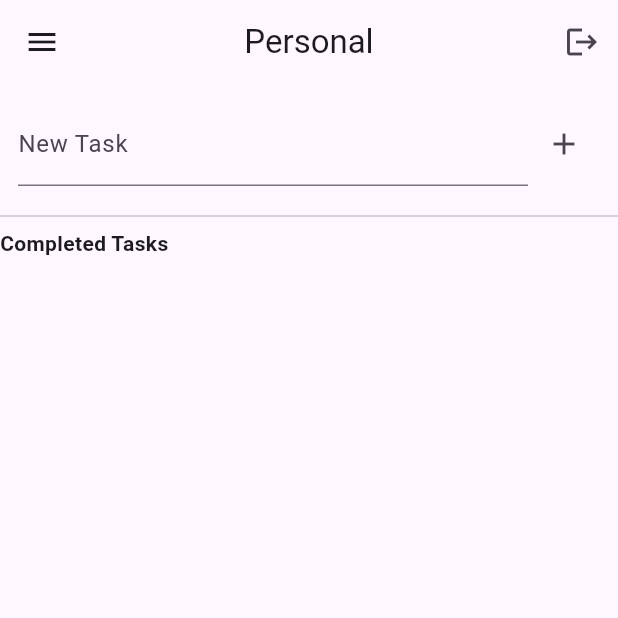
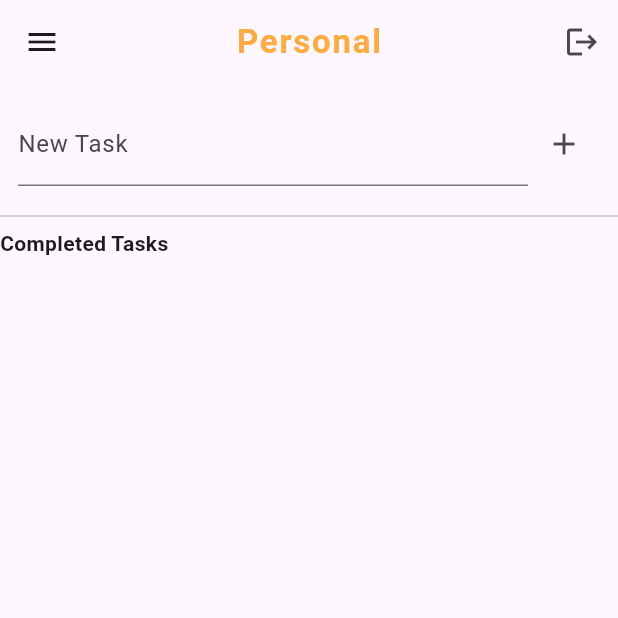
Before and after one commit to Chentiwuni/todo, a Flutter app: the screen it shows once a user with an empty profile is signed in, on a phone screen of 412 x 824 dp, the top half of it. Run offline on Flutter 3.47's test engine with Material 3 defaults, Android fonts, the phone set to English and light mode, and no system bars; our stand-ins replace cloud_firestore, firebase_analytics, firebase_auth, firebase_core; accounts and stored records are empty.

Commit message:
styled category title

```diff
--- a/lib/screens/home_screen.dart
+++ b/lib/screens/home_screen.dart
@@ -243,7 +243,15 @@ class _HomeScreenState extends State<HomeScreen> {
   Widget build(BuildContext context) {
     return Scaffold(
       appBar: AppBar(
-        title: Text(_selectedCategory),
+        title: Text(
+          _selectedCategory,
+          style: const TextStyle(
+            fontSize: 22,
+            fontWeight: FontWeight.bold,
+            color: Colors.orangeAccent, // Nice highlight color
+            letterSpacing: 1.2,
+          ),
+        ),
         centerTitle: true,
         actions: [
           IconButton(
```
